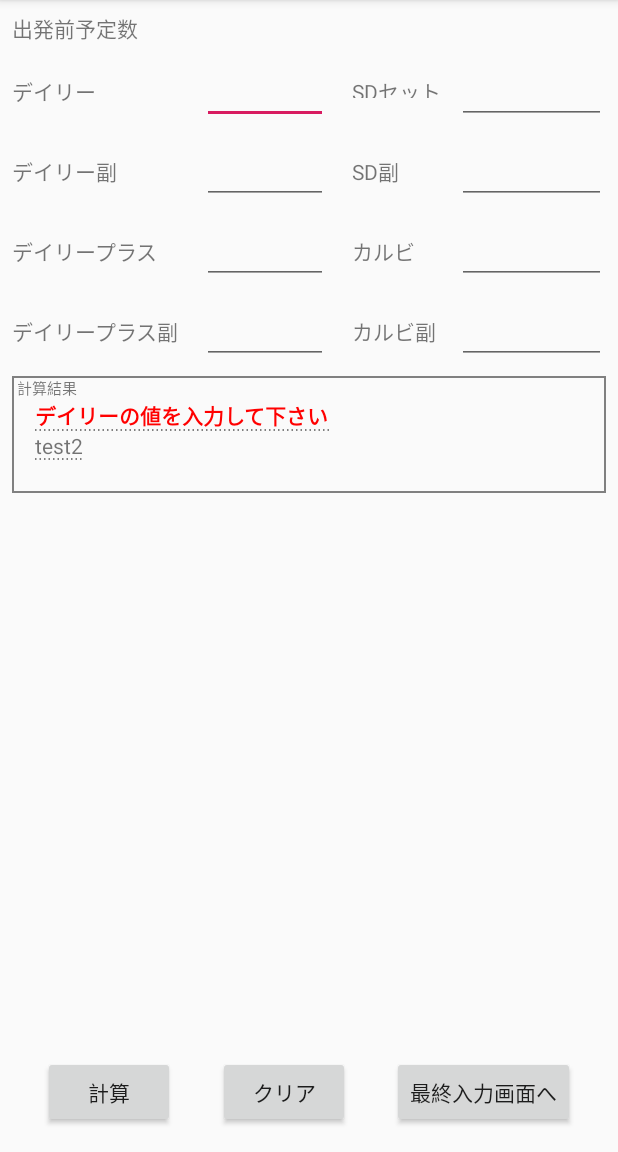
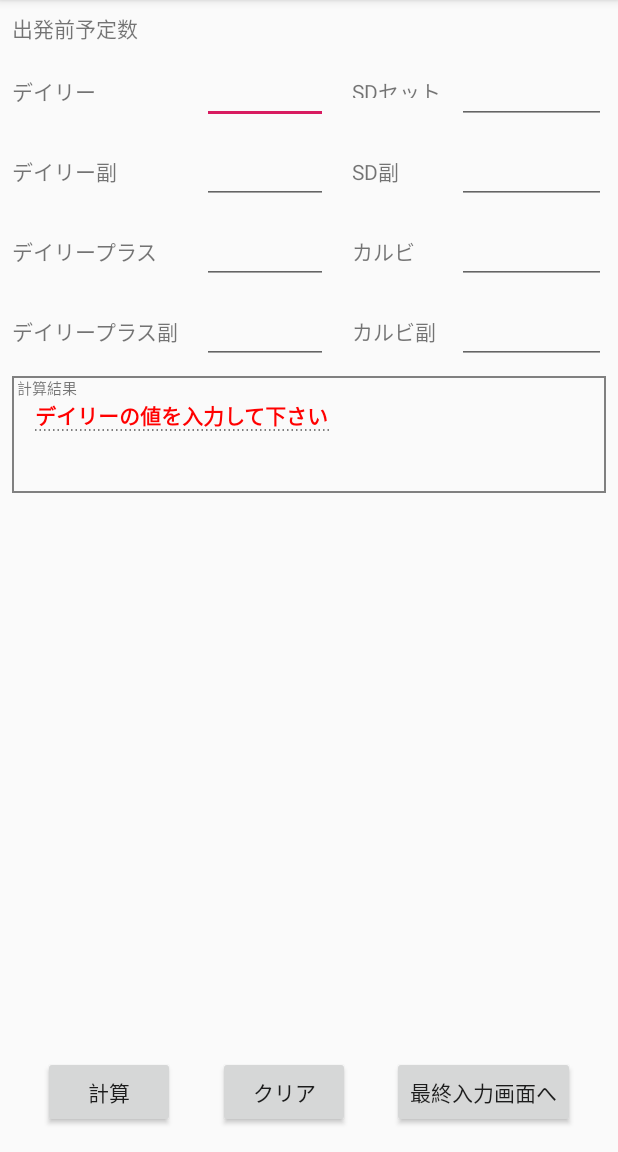
Before and after one commit to miraclekitten/PartTimeJobApplication, an Android app: the screen it shows after launch (PartTimeJobActivity), after a tap on "計算", on a phone screen of 412 x 824 dp, the part 84-1236 px from its top. Run offline under Robolectric (Android 15) with nearby library versions, the phone set to English and light mode, and no system bars.

Commit message:
1.クリアするメソッドの追加 2.弁当数エラー時には、エラー文のみを表示するように変更(上から1つ表示)

```diff
--- a/app/src/main/java/com/websarva/wings/android/parttimejobapplication/PartTimeJobActivity.java
+++ b/app/src/main/java/com/websarva/wings/android/parttimejobapplication/PartTimeJobActivity.java
@@ -66,10 +66,9 @@ public class PartTimeJobActivity extends AppCompatActivity {
                         menu1.setText(Html.fromHtml(dailyStr));
                     }
                     else{
+                        clearMenu(menu1, menu2);
                         menu1.setText(Html.fromHtml("<strong><font color=\"red\">デイリーの値を入力して下さい</font></strong>"));
-                 //     menu1.setTextColor(Color.RED);
-                        dailyEdit.setText("");
-                        daily2Edit.setText("");
+                        clearEditText(dailyEdit, daily2Edit);
                         break;
                     }
 
@@ -86,34 +85,32 @@ public class PartTimeJobActivity extends AppCompatActivity {
 
                     }
                     else{
+                        clearMenu(menu1, menu2);
                         menu1.setText(Html.fromHtml("<strong><font color=\"red\">デイリープラスの値を入力して下さい</font></strong>"));
-                 ///    menu2.setTextColor(Color.RED);
-                        dailyPlusEdit.setText("");
-                        dailyPlus2Edit.setText("");
+                        clearEditText(dailyPlusEdit, dailyPlus2Edit);
                         break;
                     }
-
-
-
-
 
                     break;
 
                 case R.id.btClear:
-                    dailyEdit.setText("");
-                    daily2Edit.setText("");
-                    dailyPlusEdit.setText("");
-                    dailyPlus2Edit.setText("");
-                    sdEdit.setText("");
-                    sd2Edit.setText("");
-                    karuEdit.setText("");
-                    karu2Edit.setText("");
-                    menu1.setText("");
-                    menu2.setText("");
+                    clearEditText(dailyEdit, daily2Edit, dailyPlusEdit, dailyPlus2Edit, sdEdit, sd2Edit, karuEdit, karu2Edit);
+                    clearMenu(menu1, menu2);
                     break;
 
+            }
+        }
+    }
 
-            }
+    private void clearMenu(TextView... menus){
+        for(int i = 0; i < menus.length; i++){
+            menus[i].setText("");
+        }
+    }
+
+    private void clearEditText(EditText... edits){
+        for(int i = 0; i < edits.length; i++){
+            edits[i].setText("");
         }
     }
 
--- a/app/src/main/res/layout/activity_part_time_job.xml
+++ b/app/src/main/res/layout/activity_part_time_job.xml
@@ -293,15 +293,13 @@
                 android:id="@+id/menu1"
                 android:layout_width="wrap_content"
                 android:layout_height="wrap_content"
-                android:background="@drawable/linearlayout_line"
-                android:text="test1" />
+                android:background="@drawable/linearlayout_line" />
 
             <TextView
                 android:id="@+id/menu2"
                 android:layout_width="wrap_content"
                 android:layout_height="wrap_content"
-                android:background="@drawable/linearlayout_line"
-                android:text="test2" />
+                android:background="@drawable/linearlayout_line" />
         </LinearLayout>
 
 
```
